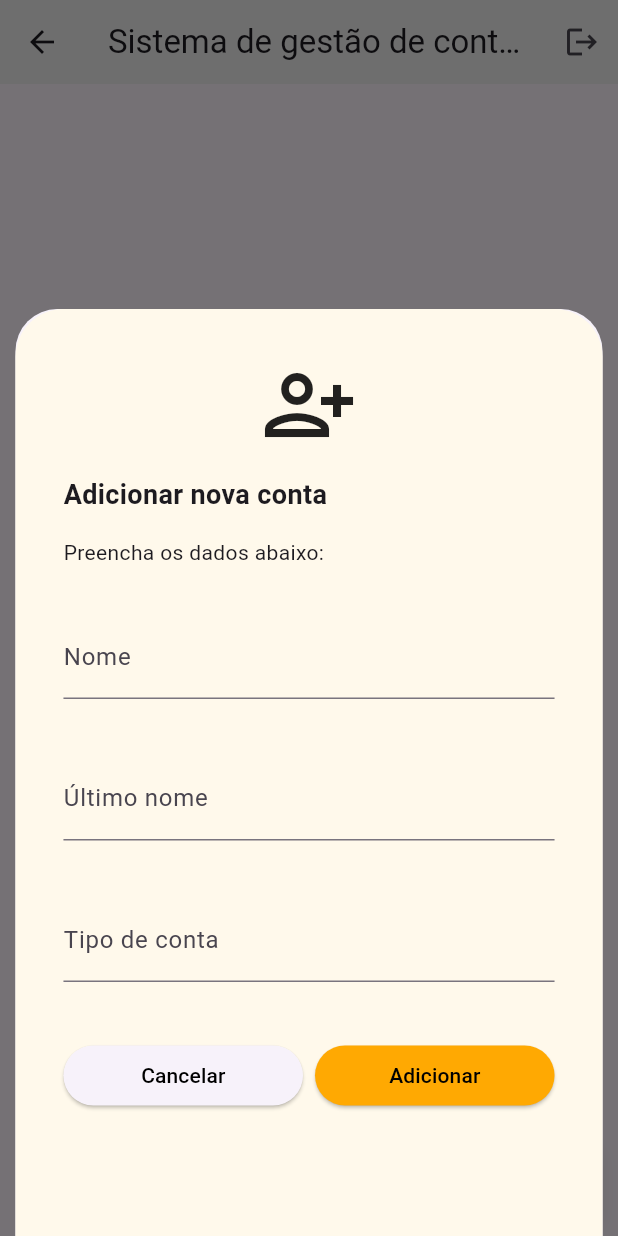
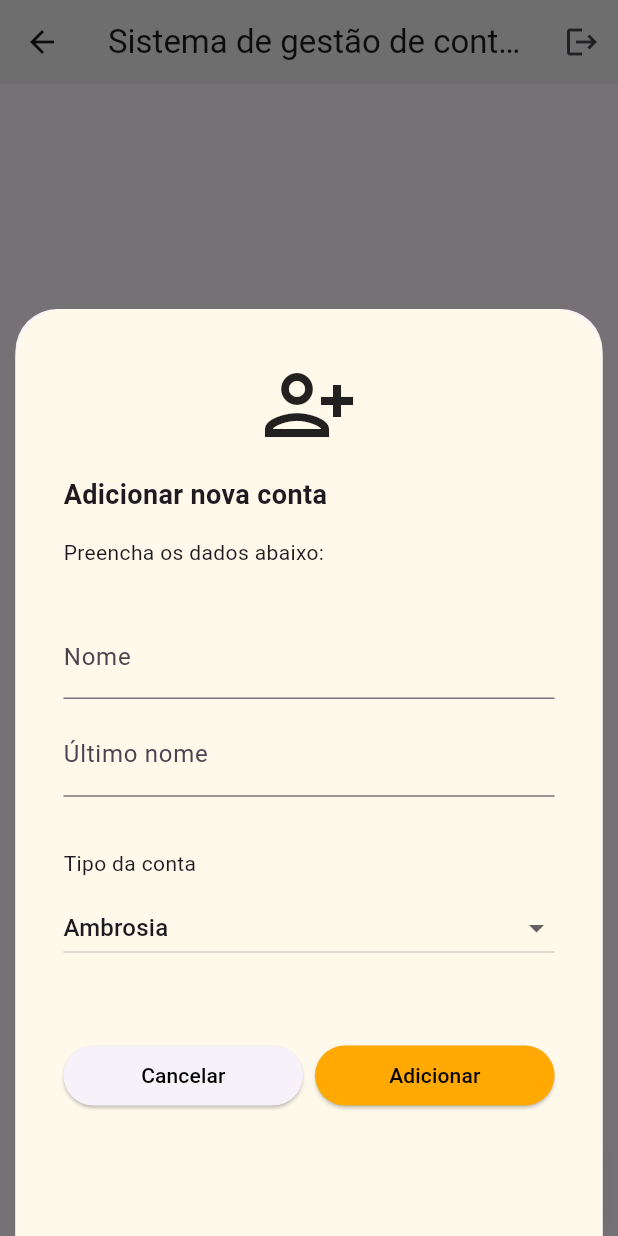
Before and after one commit to victorvazdev/flutter_banco_douro, a Flutter app: the HomeScreen screen opened by its route, after a tap on the "add" icon, on a phone screen of 412 x 824 dp. Run offline on Flutter 3.47's test engine with Material 3 defaults, Android fonts, the phone set to English and light mode, and no system bars; network calls fail.

Commit message:
Add accout modal finished

```diff
--- a/lib/ui/widgets/add_account_modal.dart
+++ b/lib/ui/widgets/add_account_modal.dart
@@ -1,8 +1,15 @@
 import 'package:flutter/material.dart';
 import 'package:flutter_banco_douro/ui/styles/colors.dart';
 
-class AddAccountModal extends StatelessWidget {
+class AddAccountModal extends StatefulWidget {
   const AddAccountModal({super.key});
+
+  @override
+  State<AddAccountModal> createState() => _AddAccountModalState();
+}
+
+class _AddAccountModalState extends State<AddAccountModal> {
+  String _accountType = 'AMBROSIA';
 
   @override
   Widget build(BuildContext context) {
@@ -45,6 +52,7 @@ class AddAccountModal extends StatelessWidget {
               height: 331,
               child: Column(
                 mainAxisAlignment: MainAxisAlignment.spaceBetween,
+                crossAxisAlignment: CrossAxisAlignment.start,
                 children: [
                   TextFormField(
                     decoration: InputDecoration(label: const Text('Nome')),
@@ -54,11 +62,35 @@ class AddAccountModal extends StatelessWidget {
                       label: const Text('Último nome'),
                     ),
                   ),
-                  TextFormField(
-                    decoration: InputDecoration(
-                      label: const Text('Tipo de conta'),
-                    ),
+                  const SizedBox(height: 16),
+                  Text('Tipo da conta'),
+                  DropdownButton<String>(
+                    value: _accountType,
+                    isExpanded: true,
+                    items: [
+                      DropdownMenuItem(
+                        value: 'AMBROSIA',
+                        child: Text('Ambrosia'),
+                      ),
+                      DropdownMenuItem(
+                        value: 'CANJUCA',
+                        child: Text('Canjica'),
+                      ),
+                      DropdownMenuItem(value: 'PUDIM', child: Text('Pudim')),
+                      DropdownMenuItem(
+                        value: 'BRIGADEIRO',
+                        child: Text('Brigadeiro'),
+                      ),
+                    ],
+                    onChanged: (value) {
+                      if (value != null) {
+                        setState(() {
+                          _accountType = value;
+                        });
+                      }
+                    },
                   ),
+                  const SizedBox(height: 32),
                   Row(
                     children: [
                       Expanded(
```
Also changed, not shown: 1 other file.
